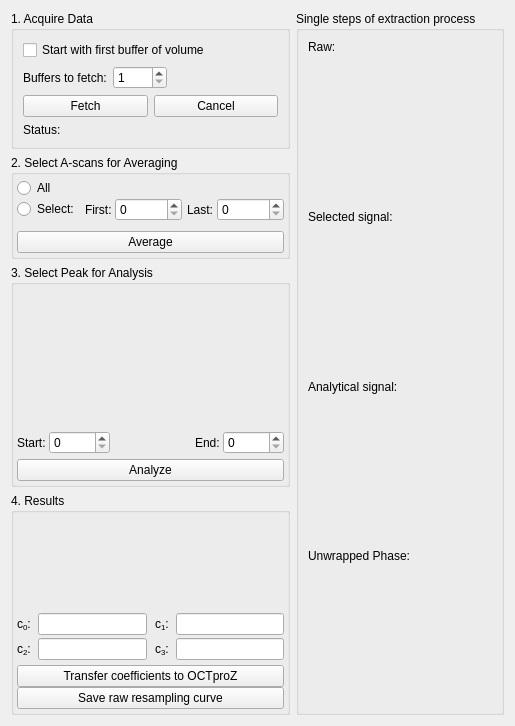
Above: octproz_phase_extraction_extension/src/phaseextractionextensionform.ui from spectralcode/PhaseExtractionExtension before the change. Below: the same form after it.
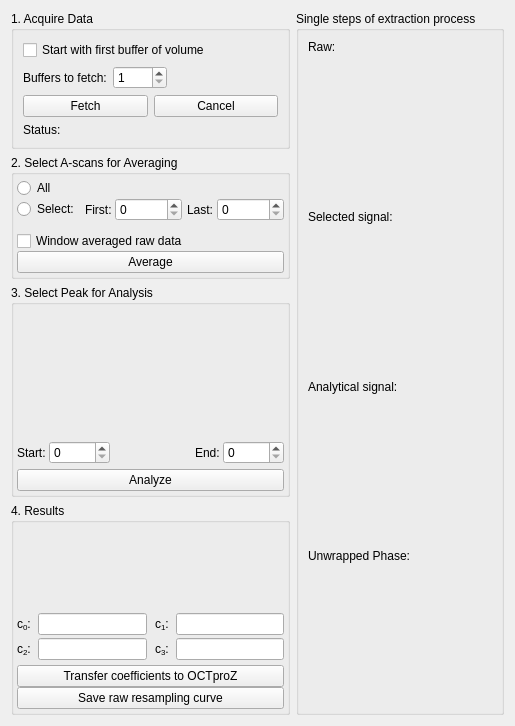
That is the form after the change. Custom widgets are drawn as their Qt base class.

Commit message: option to window averaged raw data added

Patch:
```diff
--- a/octproz_phase_extraction_extension/src/phaseextractionextensionform.ui
+++ b/octproz_phase_extraction_extension/src/phaseextractionextensionform.ui
@@ -242,6 +242,13 @@
           </property>
          </spacer>
         </item>
+        <item>
+         <widget class="QCheckBox" name="checkBox_windowRaw">
+          <property name="text">
+           <string>Window averaged raw data</string>
+          </property>
+         </widget>
+        </item>
         <item>
          <widget class="QPushButton" name="pushButton_average">
           <property name="text">
```
The commit also changes 4 other files.
